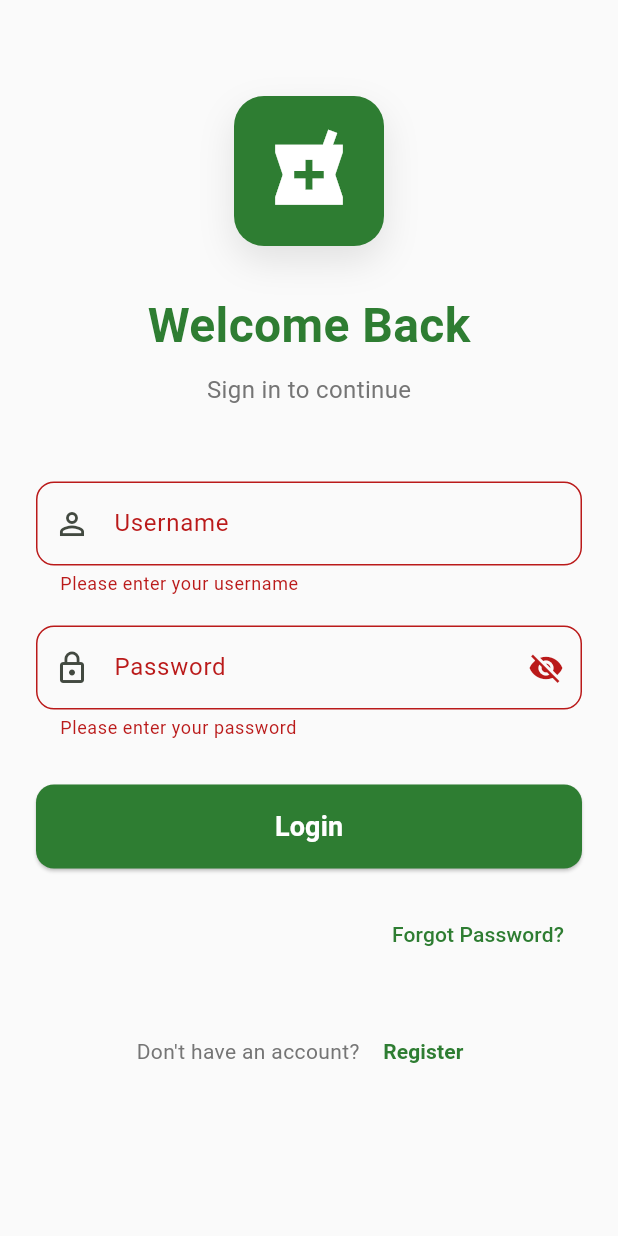
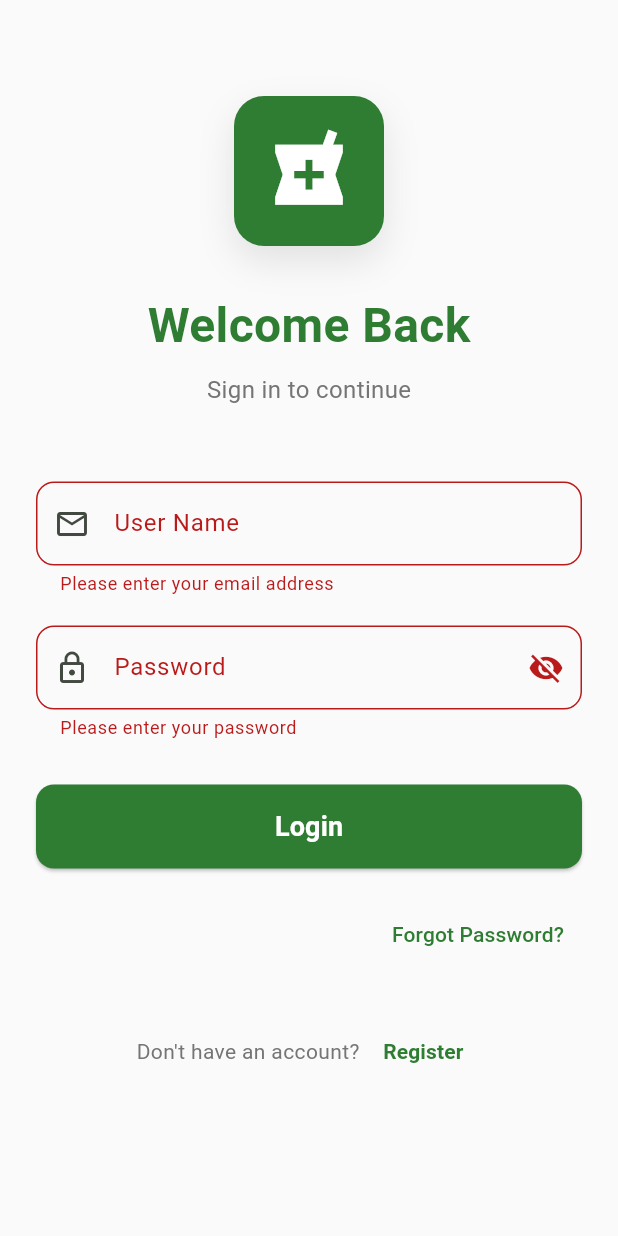
Before and after one commit to madhura301/medicine_delivery_app, a Flutter app: the screen it shows after launch, after a tap on "Login", on a phone screen of 412 x 824 dp. Run offline on Flutter 3.47's test engine with Material 3 defaults, Android fonts, the light colour scheme and no system bars.

Commit message:
Madhura - Password validation added as per acceptance criteria

```diff
--- a/Flutter_UI/lib/core/screens/auth/forgot_password_page.dart
+++ b/Flutter_UI/lib/core/screens/auth/forgot_password_page.dart
@@ -19,22 +19,22 @@ class _ForgotPasswordPageState extends State<ForgotPasswordPage> {
   // Demo users database (matches your existing login users)
   final Map<String, Map<String, String>> _demoUsers = {
     'customer': {
-      'password': 'customer123',
+      'password': 'CUstomer12!',
       'email': 'customer@example.com',
       'mobile': '9876543210'
     },
     'chemist': {
-      'password': 'chemist123',
+      'password': 'CHemist12!',
       'email': 'chemist@example.com',
       'mobile': '9876543211'
     },
     'admin': {
-      'password': 'admin123',
+      'password': 'ADmin12!',
       'email': 'admin@example.com',
       'mobile': '9876543212'
     },
     'support': {
-      'password': 'support123',
+      'password': 'SUpport12!',
       'email': 'support@example.com',
       'mobile': '9876543213'
     },
--- a/Flutter_UI/lib/core/screens/auth/login_page.dart
+++ b/Flutter_UI/lib/core/screens/auth/login_page.dart
@@ -12,19 +12,19 @@ class LoginPage extends StatefulWidget {
 
 class _LoginPageState extends State<LoginPage> {
   final _formKey = GlobalKey<FormState>();
-  final _usernameController = TextEditingController();
+  final _emailController = TextEditingController();
   final _passwordController = TextEditingController();
 
   bool _isLoading = false;
   bool _obscurePassword = true;
   String _errorMessage = '';
 
-  // Demo credentials for all user types
+  // Demo credentials for all user types - updated to use email format
   final Map<String, Map<String, String>> _demoUsers = {
-    'customer': {'password': 'customer123', 'role': 'Customer'},
-    'chemist': {'password': 'chemist123', 'role': 'Chemist'},
-    'admin': {'password': 'admin123', 'role': 'Admin'},
-    'support': {'password': 'support123', 'role': 'Customer Support'},
+    'customer@example.com': {'password': 'CUstomer12!', 'role': 'Customer'},
+    'chemist@example.com': {'password': 'CHemist12!', 'role': 'Chemist'},
+    'admin@example.com': {'password': 'ADmin12!', 'role': 'Admin'},
+    'support@example.com': {'password': 'SUpport12!', 'role': 'Customer Support'},
   };
 
   @override
@@ -47,13 +47,15 @@ class _LoginPageState extends State<LoginPage> {
 
                 const SizedBox(height: 50),
 
-                // Username Field
+                // Email Field (User Name)
                 TextFormField(
-                  controller: _usernameController,
+                  controller: _emailController,
+                  maxLength: 100,
+                  keyboardType: TextInputType.emailAddress,
                   decoration: InputDecoration(
-                    labelText: 'Username',
-                    hintText: 'Enter your username',
-                    prefixIcon: const Icon(Icons.person_outline),
+                    labelText: 'User Name',
+                    hintText: 'Enter your email address',
+                    prefixIcon: const Icon(Icons.email_outlined),
                     border: OutlineInputBorder(
                       borderRadius: BorderRadius.circular(12),
                     ),
@@ -62,10 +64,19 @@ class _LoginPageState extends State<LoginPage> {
                       borderSide:
                           const BorderSide(color: Color(0xFF2E7D32), width: 2),
                     ),
+                    counterText: '', // Hide character counter
                   ),
                   validator: (value) {
                     if (value?.isEmpty ?? true) {
-                      return 'Please enter your username';
+                      return 'Please enter your email address';
+                    }
+                    // Email validation regex
+                    final emailRegex = RegExp(r'^[a-zA-Z0-9._%+-]+@[a-zA-Z0-9.-]+\.[a-zA-Z]{2,}$');
+                    if (!emailRegex.hasMatch(value!)) {
+                      return 'Please enter a valid email address';
+                    }
+                    if (value.length > 100) {
+                      return 'Email address cannot exceed 100 characters';
                     }
                     return null;
                   },
@@ -84,6 +95,7 @@ class _LoginPageState extends State<LoginPage> {
                 TextFormField(
                   controller: _passwordController,
                   obscureText: _obscurePassword,
+                  maxLength: 20,
                   decoration: InputDecoration(
                     labelText: 'Password',
                     hintText: 'Enter your password',
@@ -108,11 +120,47 @@ class _LoginPageState extends State<LoginPage> {
                       borderSide:
                           const BorderSide(color: Color(0xFF2E7D32), width: 2),
                     ),
+                    counterText: '', // Hide character counter
                   ),
                   validator: (value) {
                     if (value?.isEmpty ?? true) {
                       return 'Please enter your password';
                     }
+
+                    // Check minimum length
+                    if (value!.length < 8) {
+                      return 'Password must be at least 8 characters long';
+                    }
+
+                    // Check maximum length
+                    if (value.length > 20) {
+                      return 'Password cannot exceed 20 characters';
+                    }
+
+                    // Check for minimum 2 capital letters
+                    final capitalLetters = RegExp(r'[A-Z]').allMatches(value).length;
+                    if (capitalLetters < 2) {
+                      return 'Password must contain at least 2 capital letters';
+                    }
+
+                    // Check for minimum 2 small letters
+                    final smallLetters = RegExp(r'[a-z]').allMatches(value).length;
+                    if (smallLetters < 2) {
+                      return 'Password must contain at least 2 small letters';
+                    }
+
+                    // Check for minimum 1 special character
+                    final specialCharacters = RegExp(r'[!@#$%^&*(),.?":{}|<>]').allMatches(value).length;
+                    if (specialCharacters < 1) {
+                      return 'Password must contain at least 1 special character';
+                    }
+
+                    // Check for minimum 1 numerical number
+                    final numbers = RegExp(r'[0-9]').allMatches(value).length;
+                    if (numbers < 1) {
+                      return 'Password must contain at least 1 number';
+                    }
+
                     return null;
                   },
                   onChanged: (value) {
@@ -194,7 +242,6 @@ class _LoginPageState extends State<LoginPage> {
                   alignment: Alignment.centerRight,
                   child: TextButton(
                     onPressed: () {
-                      //_showForgotPasswordDialog();
                       Navigator.push(
                         context,
                         MaterialPageRoute(
@@ -325,19 +372,19 @@ class _LoginPageState extends State<LoginPage> {
   //         ),
   //         const SizedBox(height: 12),
   //         Text(
-  //           'Customer: customer / customer123',
+  //           'Customer: customer@example.com / CUstomer12!',
   //           style: TextStyle(color: Colors.blue.shade700, fontSize: 14),
   //         ),
   //         Text(
-  //           'Chemist: chemist / chemist123',
+  //           'Chemist: chemist@example.com / CHemist12!',
   //           style: TextStyle(color: Colors.blue.shade700, fontSize: 14),
   //         ),
   //         Text(
-  //           'Admin: admin / admin123',
+  //           'Admin: admin@example.com / ADmin12!',
   //           style: TextStyle(color: Colors.blue.shade700, fontSize: 14),
   //         ),
   //         Text(
-  //           'Support: support / support123',
+  //           'Support: support@example.com / SUpport12!',
   //           style: TextStyle(color: Colors.blue.shade700, fontSize: 14),
   //         ),
   //       ],
@@ -356,13 +403,13 @@ class _LoginPageState extends State<LoginPage> {
     // Simulate API call
     await Future.delayed(const Duration(seconds: 1));
 
-    final username = _usernameController.text.trim();
+    final email = _emailController.text.trim();
     final password = _passwordController.text.trim();
 
     // Check credentials
-    if (_demoUsers.containsKey(username) &&
-        _demoUsers[username]!['password'] == password) {
-      final userRole = _demoUsers[username]!['role']!;
+    if (_demoUsers.containsKey(email) &&
+        _demoUsers[email]!['password'] == password) {
+      final userRole = _demoUsers[email]!['role']!;
 
       setState(() {
         _isLoading = false;
@@ -373,7 +420,7 @@ class _LoginPageState extends State<LoginPage> {
     } else {
       setState(() {
         _isLoading = false;
-        _errorMessage = 'Incorrect username or password';
+        _errorMessage = 'Incorrect email address or password';
       });
     }
   }
@@ -400,25 +447,10 @@ class _LoginPageState extends State<LoginPage> {
 
     Navigator.pushReplacementNamed(context, routeName);
   }
-  // void _showForgotPasswordDialog() {
-  //   showDialog(
-  //     context: context,
-  //     builder: (context) => AlertDialog(
-  //       title: const Text('Forgot Password'),
-  //       content: const Text('Reset password functionality coming soon!'),
-  //       actions: [
-  //         TextButton(
-  //           onPressed: () => Navigator.pop(context),
-  //           child: const Text('OK'),
-  //         ),
-  //       ],
-  //     ),
-  //   );
-  // }
 
   @override
   void dispose() {
-    _usernameController.dispose();
+    _emailController.dispose();
     _passwordController.dispose();
     super.dispose();
   }
--- a/Flutter_UI/lib/utils/constants.dart
+++ b/Flutter_UI/lib/utils/constants.dart
@@ -18,25 +18,25 @@ class AppConstants {
   // Demo Users
   static const Map<String, Map<String, String>> demoUsers = {
     'customer': {
-      'password': 'customer123',
+      'password': 'CUstomer12!',
       'role': 'Customer',
       'email': 'customer@example.com',
       'mobile': '9876543210'
     },
     'chemist': {
-      'password': 'chemist123',
+      'password': 'CHemist12!',
       'role': 'Chemist',
       'email': 'chemist@example.com',
       'mobile': '9876543211'
     },
     'admin': {
-      'password': 'admin123',
+      'password': 'ADmin12!',
       'role': 'Admin',
       'email': 'admin@example.com',
       'mobile': '9876543212'
     },
     'support': {
-      'password': 'support123',
+      'password': 'SUpport12!',
       'role': 'Customer Support',
       'email': 'support@example.com',
       'mobile': '9876543213'
```
